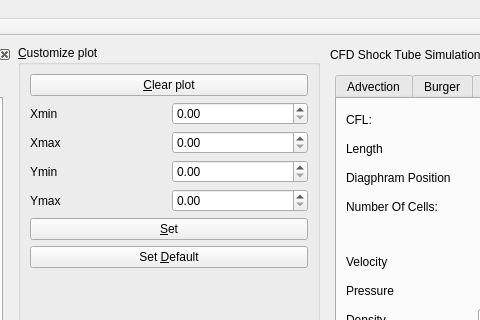
This is ui/mainwindow.ui in devakumar/EduAerospace as Qt 5 draws it before an edit; both pictures show x 397 to 877 and y 0 to 320 of the 1132 by 736 pixel window. The edited form follows.
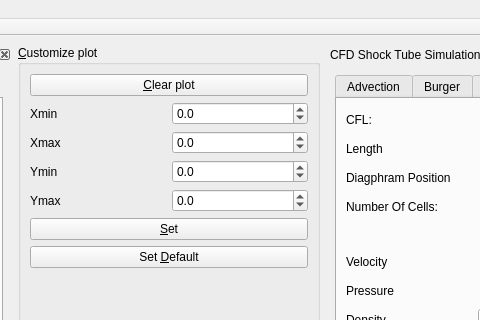
This is the edited form.

Patch:
```diff
--- a/ui/mainwindow.ui
+++ b/ui/mainwindow.ui
@@ -722,7 +722,17 @@
               </widget>
              </item>
              <item>
-              <widget class="QDoubleSpinBox" name="doubleSpinBox_figXmin"/>
+              <widget class="QDoubleSpinBox" name="doubleSpinBox_figXmin">
+               <property name="decimals">
+                <number>1</number>
+               </property>
+               <property name="minimum">
+                <double>-10000.000000000000000</double>
+               </property>
+               <property name="maximum">
+                <double>10000.000000000000000</double>
+               </property>
+              </widget>
              </item>
             </layout>
            </item>
@@ -736,7 +746,17 @@
               </widget>
              </item>
              <item>
-              <widget class="QDoubleSpinBox" name="doubleSpinBox_figXmax"/>
+              <widget class="QDoubleSpinBox" name="doubleSpinBox_figXmax">
+               <property name="decimals">
+                <number>1</number>
+               </property>
+               <property name="minimum">
+                <double>-10000.000000000000000</double>
+               </property>
+               <property name="maximum">
+                <double>10000.000000000000000</double>
+               </property>
+              </widget>
              </item>
             </layout>
            </item>
@@ -750,7 +770,17 @@
               </widget>
              </item>
              <item>
-              <widget class="QDoubleSpinBox" name="doubleSpinBox_figYmin"/>
+              <widget class="QDoubleSpinBox" name="doubleSpinBox_figYmin">
+               <property name="decimals">
+                <number>1</number>
+               </property>
+               <property name="minimum">
+                <double>-10000.000000000000000</double>
+               </property>
+               <property name="maximum">
+                <double>10000.000000000000000</double>
+               </property>
+              </widget>
              </item>
             </layout>
            </item>
@@ -764,7 +794,17 @@
               </widget>
              </item>
              <item>
-              <widget class="QDoubleSpinBox" name="doubleSpinBox_figYmax"/>
+              <widget class="QDoubleSpinBox" name="doubleSpinBox_figYmax">
+               <property name="decimals">
+                <number>1</number>
+               </property>
+               <property name="minimum">
+                <double>-10000.000000000000000</double>
+               </property>
+               <property name="maximum">
+                <double>10000.000000000000000</double>
+               </property>
+              </widget>
              </item>
             </layout>
            </item>
```
Left out of the diff: 2 changed lines with no effect on the pictures.
